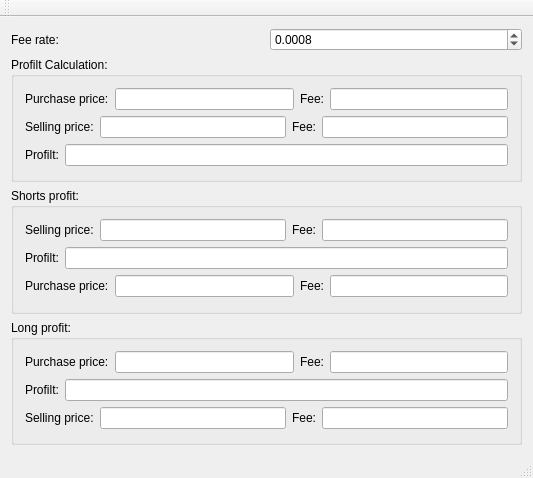
First picture: the form in mainwindow.ui, repository KangLin/ProfitCalculation, before the edit.
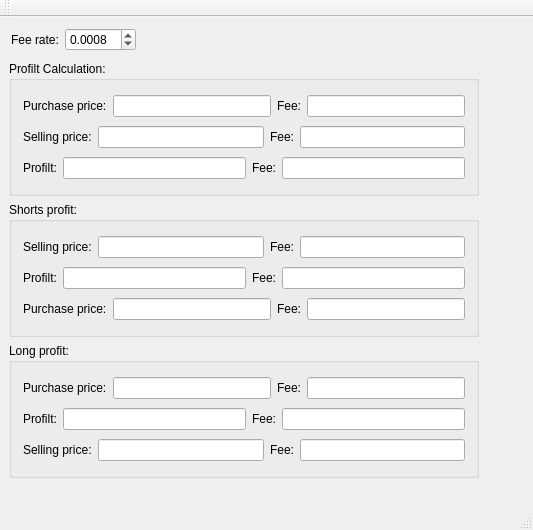
Second picture: the form after the edit.

What changed in the file:
```diff
--- a/mainwindow.ui
+++ b/mainwindow.ui
@@ -7,37 +7,22 @@
     <x>0</x>
     <y>0</y>
     <width>533</width>
-    <height>478</height>
+    <height>530</height>
    </rect>
   </property>
   <property name="windowTitle">
    <string>Profilt Calculation</string>
   </property>
   <widget class="QWidget" name="centralWidget">
-   <layout class="QGridLayout" name="gridLayout_4">
-    <item row="0" column="0">
-     <layout class="QHBoxLayout" name="horizontalLayout_4">
-      <item>
-       <widget class="QLabel" name="label">
-        <property name="text">
-         <string>Fee rate:</string>
-        </property>
-       </widget>
-      </item>
-      <item>
-       <widget class="QDoubleSpinBox" name="dbFeeRate">
-        <property name="decimals">
-         <number>4</number>
-        </property>
-        <property name="value">
-         <double>0.000800000000000</double>
-        </property>
-       </widget>
-      </item>
-     </layout>
-    </item>
-    <item row="1" column="0">
      <widget class="QGroupBox" name="groupBox">
+    <property name="geometry">
+     <rect>
+      <x>9</x>
+      <y>44</y>
+      <width>470</width>
+      <height>135</height>
+     </rect>
+    </property>
       <property name="title">
        <string>Profilt Calculation:</string>
       </property>
@@ -114,13 +99,33 @@
            </property>
           </widget>
          </item>
+       <item>
+        <widget class="QLabel" name="label_17">
+         <property name="text">
+          <string>Fee:</string>
+         </property>
+        </widget>
+       </item>
+       <item>
+        <widget class="QLineEdit" name="leProfiltFee">
+         <property name="readOnly">
+          <bool>true</bool>
+         </property>
+        </widget>
+       </item>
         </layout>
        </item>
       </layout>
      </widget>
-    </item>
-    <item row="2" column="0">
      <widget class="QGroupBox" name="groupBox_2">
+    <property name="geometry">
+     <rect>
+      <x>9</x>
+      <y>185</y>
+      <width>470</width>
+      <height>135</height>
+     </rect>
+    </property>
       <property name="title">
        <string>Shorts profit:</string>
       </property>
@@ -169,6 +174,20 @@
            </property>
           </widget>
          </item>
+       <item>
+        <widget class="QLabel" name="label_18">
+         <property name="text">
+          <string>Fee:</string>
+         </property>
+        </widget>
+       </item>
+       <item>
+        <widget class="QLineEdit" name="leShorts_ProfiltFee">
+         <property name="readOnly">
+          <bool>true</bool>
+         </property>
+        </widget>
+       </item>
         </layout>
        </item>
        <item row="2" column="0">
@@ -205,9 +224,15 @@
        </item>
       </layout>
      </widget>
-    </item>
-    <item row="3" column="0">
      <widget class="QGroupBox" name="groupBox_3">
+    <property name="geometry">
+     <rect>
+      <x>9</x>
+      <y>326</y>
+      <width>470</width>
+      <height>135</height>
+     </rect>
+    </property>
       <property name="title">
        <string>Long profit:</string>
       </property>
@@ -256,6 +281,20 @@
            </property>
           </widget>
          </item>
+       <item>
+        <widget class="QLabel" name="label_19">
+         <property name="text">
+          <string>Fee:</string>
+         </property>
+        </widget>
+       </item>
+       <item>
+        <widget class="QLineEdit" name="leLong_ProfiltFee">
+         <property name="readOnly">
+          <bool>true</bool>
+         </property>
+        </widget>
+       </item>
         </layout>
        </item>
        <item row="2" column="0">
@@ -292,8 +331,27 @@
        </item>
       </layout>
      </widget>
-    </item>
-   </layout>
+   <widget class="QWidget" name="">
+    <layout class="QHBoxLayout" name="horizontalLayout_4">
+     <item>
+      <widget class="QLabel" name="label">
+       <property name="text">
+        <string>Fee rate:</string>
+       </property>
+      </widget>
+     </item>
+     <item>
+      <widget class="QDoubleSpinBox" name="dbFeeRate">
+       <property name="decimals">
+        <number>4</number>
+       </property>
+       <property name="value">
+        <double>0.000800000000000</double>
+       </property>
+      </widget>
+     </item>
+    </layout>
+   </widget>
   </widget>
   <widget class="QMenuBar" name="menuBar">
    <property name="geometry">
```
Lines whose indentation alone changed are shown as unchanged.
